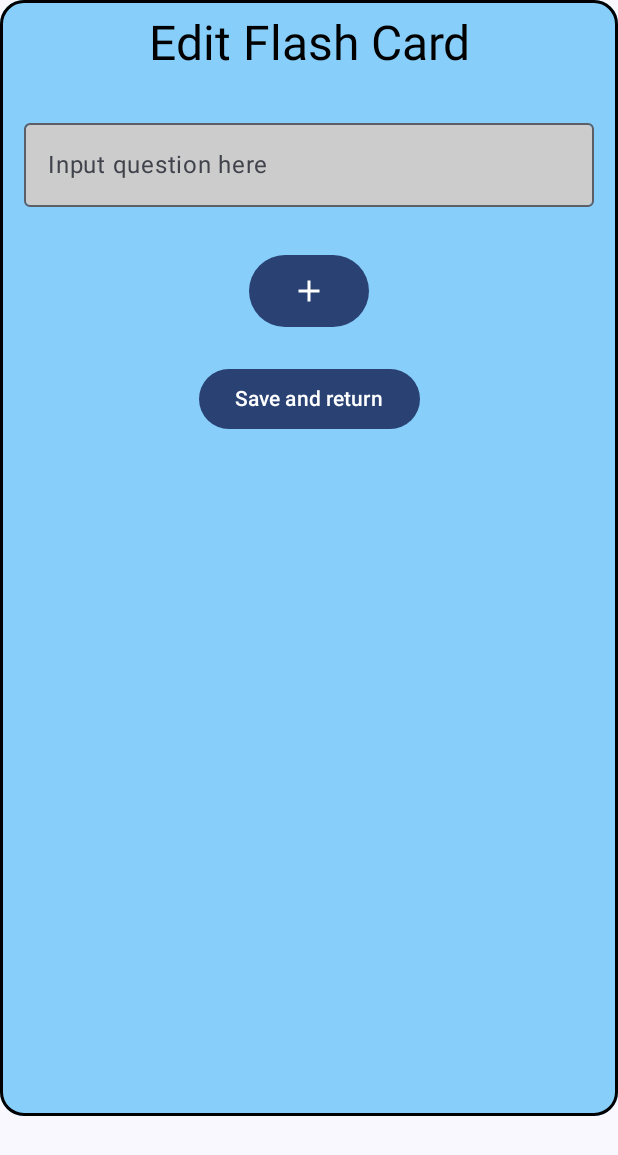
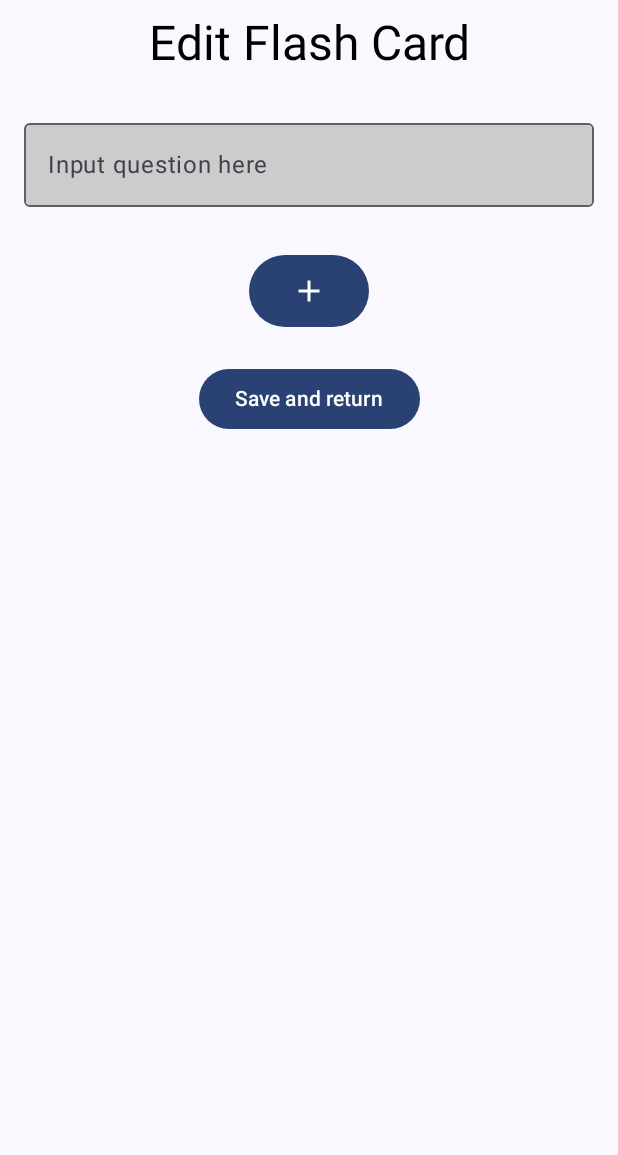
Before and after one commit to MickeyL3/FlashCard_App, an Android app built with Jetpack Compose: the composable EditFlashCardScreen called with empty values, on a phone screen of 412 x 824 dp. Shown: the top 1155 px of the screen. Run offline under Robolectric (Android 15) with nearby library versions, the light colour scheme and no system bars.

Commit message:
Add files via upload

```diff
--- a/flashcard_app/app/src/main/java/com/example/flashcard/screens/EditFlashCardScreen.kt
+++ b/flashcard_app/app/src/main/java/com/example/flashcard/screens/EditFlashCardScreen.kt
@@ -70,14 +70,14 @@ fun EditFlashCardScreen(
     val flashCard by viewModel.selectedFlashCard.collectAsState()
     val context = LocalContext.current
 
-    LaunchedEffect(flashCardId) {
-        if (flashCardId != null) {
+    LaunchedEffect(flashCard) {
+        if (flashCard != null) {
             viewModel.getFlashCardById(flashCardId)
             viewModel.selectedFlashCard.collect { card ->
                 editViewModel.setDefaultValues(card)
             }
         } else {
-            editViewModel.setDefaultValues(flashCardId)
+            editViewModel.setDefaultValues(flashCard)
         }
     }
 
@@ -95,14 +95,7 @@ fun EditFlashCardScreen(
             .fillMaxSize()
             .fillMaxWidth()
             .fillMaxHeight()
-            .padding(bottom = 80.dp)
-            .drawBehind {
-                drawRoundRect(
-                    color = Color(0xFF87CEFA),
-                    cornerRadius = CornerRadius(16.dp.toPx())
-                )
-            }
-            .border(width = 2.dp, color = Color.Black, shape = RoundedCornerShape(16.dp)),
+            .padding(bottom = 80.dp),
         verticalArrangement = Arrangement.spacedBy(8.dp),
         horizontalAlignment = Alignment.CenterHorizontally
     ) {
```
Also changed, not shown: flashcard_app/app/src/main/java/com/example/flashcard/MainActivity.kt (+10 -13 lines), flashcard_app/app/src/main/java/com/example/flashcard/screens/CreateFlashCardsScreen.kt (+1 -8 lines), 1 other file.
